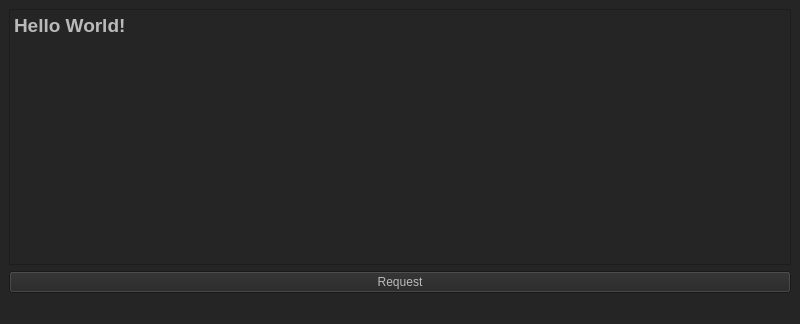
The window that mainwindow.ui (WenJingLi/MurmurSpace) describes before a commit, drawn with Qt 5.
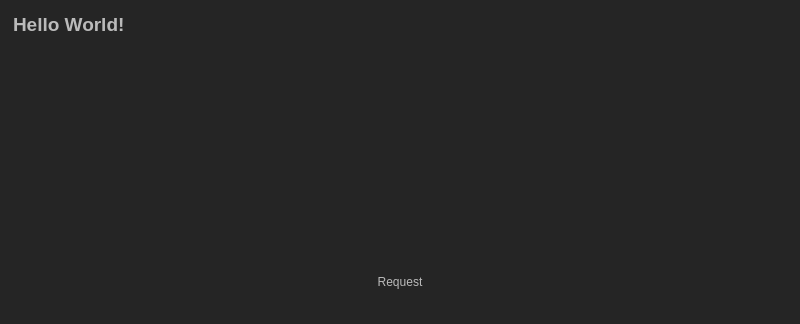
The same window after the commit. Icons and pictures are not drawn.

The edit to the form file:
```diff
--- a/mainwindow.ui
+++ b/mainwindow.ui
@@ -10,6 +10,15 @@
     <height>324</height>
    </rect>
   </property>
+  <property name="font">
+   <font>
+    <family>Consolas</family>
+    <pointsize>10</pointsize>
+    <weight>50</weight>
+    <italic>false</italic>
+    <bold>false</bold>
+   </font>
+  </property>
   <property name="windowTitle">
    <string>Client</string>
   </property>
@@ -23,11 +32,20 @@
      <layout class="QGridLayout" name="gridLayout_center">
       <item row="0" column="0">
        <widget class="QTextBrowser" name="textBrowser_info">
+        <property name="frameShape">
+         <enum>QFrame::NoFrame</enum>
+        </property>
+        <property name="frameShadow">
+         <enum>QFrame::Plain</enum>
+        </property>
+        <property name="lineWidth">
+         <number>0</number>
+        </property>
         <property name="html">
          <string>&lt;!DOCTYPE HTML PUBLIC &quot;-//W3C//DTD HTML 4.0//EN&quot; &quot;http://www.w3.org/TR/REC-html40/strict.dtd&quot;&gt;
 &lt;html&gt;&lt;head&gt;&lt;meta name=&quot;qrichtext&quot; content=&quot;1&quot; /&gt;&lt;style type=&quot;text/css&quot;&gt;
 p, li { white-space: pre-wrap; }
-&lt;/style&gt;&lt;/head&gt;&lt;body style=&quot; font-family:'Ubuntu'; font-size:11pt; font-weight:400; font-style:normal;&quot;&gt;
+&lt;/style&gt;&lt;/head&gt;&lt;body style=&quot; font-family:'Consolas'; font-size:10pt; font-weight:400; font-style:normal;&quot;&gt;
 &lt;p style=&quot; margin-top:0px; margin-bottom:0px; margin-left:0px; margin-right:0px; -qt-block-indent:0; text-indent:0px;&quot;&gt;&lt;span style=&quot; font-family:'Ubuntu'; font-size:14pt; font-weight:600;&quot;&gt;Hello World!&lt;/span&gt;&lt;/p&gt;&lt;/body&gt;&lt;/html&gt;</string>
         </property>
        </widget>
@@ -37,6 +55,9 @@
         <property name="text">
          <string>Request</string>
         </property>
+        <property name="flat">
+         <bool>true</bool>
+        </property>
        </widget>
       </item>
      </layout>
```
Left out of the diff: 13 changed lines with no effect on the pictures.
